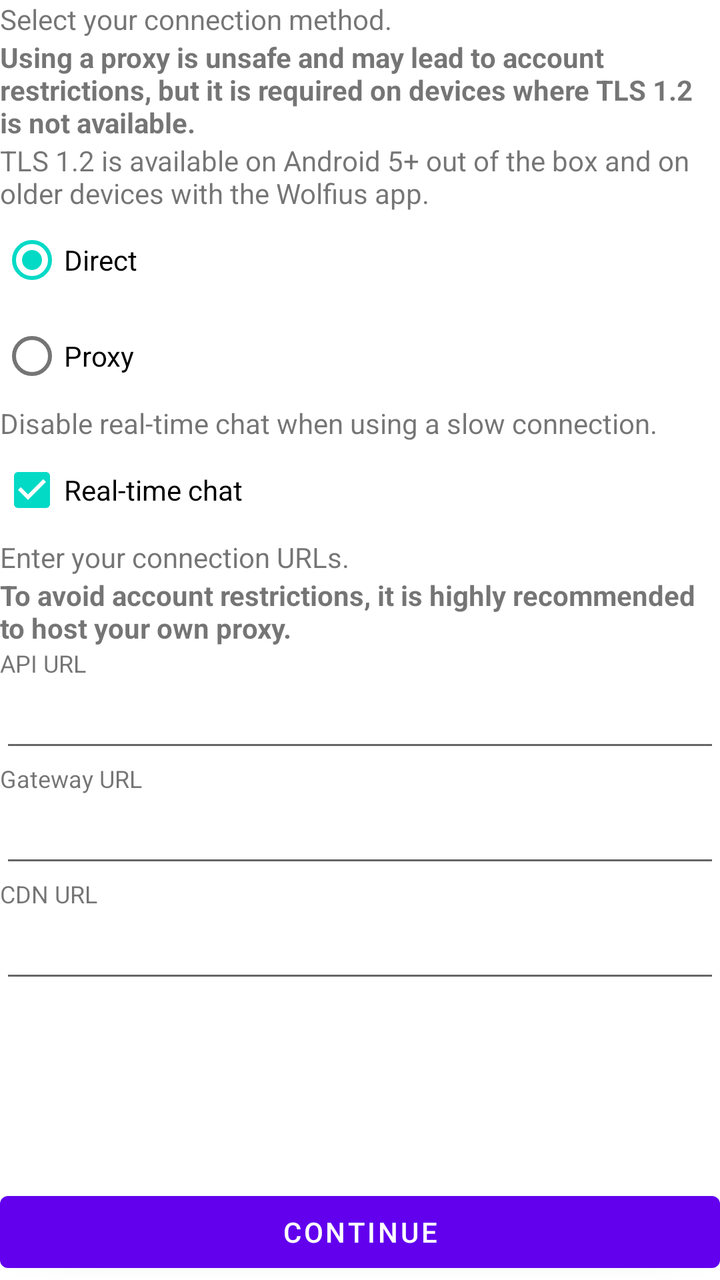
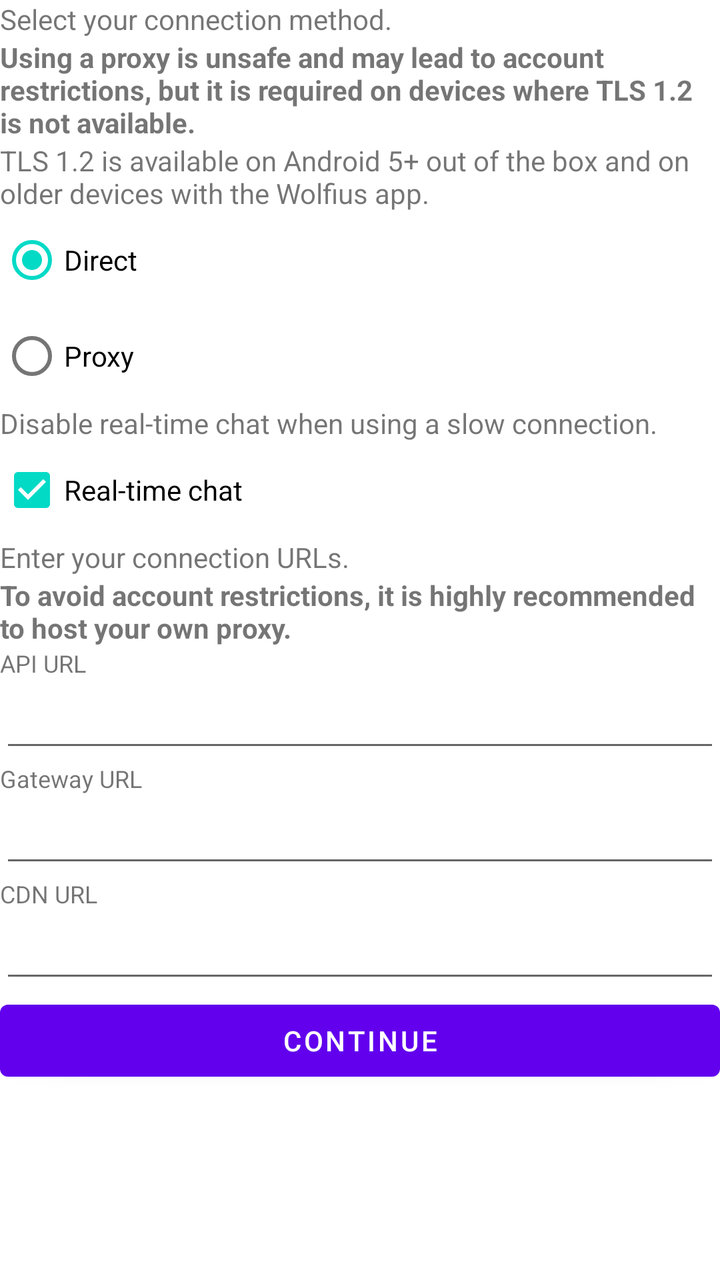

Two renders of the same Android screen: before a commit and after it. Below are the layout's source before the change and the commit's diff.
<!-- AndroidManifest.xml: fallback theme Theme.MaterialComponents.DayNight.NoActionBar -->
<!-- res/layout/connection.xml -->
<?xml version="1.0" encoding="utf-8"?>
<LinearLayout xmlns:android="http://schemas.android.com/apk/res/android"
    android:orientation="vertical" android:layout_width="match_parent"
    android:layout_height="match_parent">

    <TextView
        android:id="@+id/textView5"
        android:layout_width="match_parent"
        android:layout_height="wrap_content"
        android:text="Select your connection method." />

    <TextView
        android:id="@+id/textView7"
        android:layout_width="match_parent"
        android:layout_height="wrap_content"
        android:text="Using a proxy is unsafe and may lead to account restrictions, but it is required on devices where TLS 1.2 is not available."
        android:textStyle="bold" />

    <TextView
        android:id="@+id/textView8"
        android:layout_width="match_parent"
        android:layout_height="wrap_content"
        android:text="TLS 1.2 is available on Android 5+ out of the box and on older devices with the Wolfius app." />

    <RadioGroup
        android:id="@+id/modeSelection"
        android:layout_width="match_parent"
        android:layout_height="wrap_content">

        <RadioButton
            android:id="@+id/directOption"
            android:layout_width="match_parent"
            android:layout_height="wrap_content"
            android:layout_weight="1"
            android:checked="true"
            android:text="Direct" />

        <RadioButton
            android:id="@+id/proxyOption"
            android:layout_width="wrap_content"
            android:layout_height="wrap_content"
            android:layout_weight="1"
            android:text="Proxy" />

    </RadioGroup>

    <TextView
        android:id="@+id/textView4"
        android:layout_width="match_parent"
        android:layout_height="wrap_content"
        android:text="Disable real-time chat when using a slow connection." />

    <CheckBox
        android:id="@+id/gatewayCheckBox"
        android:layout_width="match_parent"
        android:layout_height="wrap_content"
        android:checked="true"
        android:text="Real-time chat" />

    <LinearLayout
        android:id="@+id/proxySettings"
        android:layout_width="match_parent"
        android:layout_height="match_parent"
        android:layout_weight="1"
        android:orientation="vertical">

        <TextView
            android:id="@+id/textView9"
            android:layout_width="match_parent"
            android:layout_height="wrap_content"
            android:text="Enter your connection URLs. " />

        <TextView
            android:id="@+id/textView13"
            android:layout_width="match_parent"
            android:layout_height="wrap_content"
            android:text="To avoid account restrictions, it is highly recommended to host your own proxy."
            android:textStyle="bold" />

        <TextView
            android:id="@+id/textView10"
            android:layout_width="match_parent"
            android:layout_height="wrap_content"
            android:text="API URL"
            android:textSize="12sp" />

        <EditText
            android:id="@+id/apiUrlField"
            android:layout_width="match_parent"
            android:layout_height="wrap_content"
            android:ems="10"
            android:inputType="textAutoComplete|textPersonName" />

        <TextView
            android:id="@+id/textView12"
            android:layout_width="match_parent"
            android:layout_height="wrap_content"
            android:text="Gateway URL"
            android:textSize="12sp" />

        <EditText
            android:id="@+id/gatewayUrlField"
            android:layout_width="match_parent"
            android:layout_height="wrap_content"
            android:ems="10"
            android:inputType="textAutoComplete|textPersonName" />

        <TextView
            android:id="@+id/textView11"
            android:layout_width="match_parent"
            android:layout_height="wrap_content"
            android:text="CDN URL"
            android:textSize="12sp" />

        <EditText
            android:id="@+id/cdnUrlField"
            android:layout_width="match_parent"
            android:layout_height="wrap_content"
            android:ems="10"
            android:inputType="textAutoComplete|textPersonName" />

    </LinearLayout>

    <Button
        android:id="@+id/continueButton"
        android:layout_width="match_parent"
        android:layout_height="wrap_content"
        android:text="Continue" />

</LinearLayout>
<!-- resources referenced by this layout -->
<resources>

</resources>

<!-- the commit's change to res/layout/connection.xml (unified diff, before → after) -->
@@ -1,130 +1,142 @@
 <?xml version="1.0" encoding="utf-8"?>
-<LinearLayout xmlns:android="http://schemas.android.com/apk/res/android"
-    android:orientation="vertical" android:layout_width="match_parent"
-    android:layout_height="match_parent">
+<ScrollView xmlns:android="http://schemas.android.com/apk/res/android"
+    android:layout_width="match_parent"
+    android:layout_height="match_parent"
+    android:orientation="vertical"
+    android:scrollbarAlwaysDrawHorizontalTrack="false"
+    android:scrollbarAlwaysDrawVerticalTrack="false">
 
-    <TextView
-        android:id="@+id/textView5"
-        android:layout_width="match_parent"
-        android:layout_height="wrap_content"
-        android:text="Select your connection method." />
 
-    <TextView
-        android:id="@+id/textView7"
-        android:layout_width="match_parent"
-        android:layout_height="wrap_content"
-        android:text="Using a proxy is unsafe and may lead to account restrictions, but it is required on devices where TLS 1.2 is not available."
-        android:textStyle="bold" />
 
-    <TextView
-        android:id="@+id/textView8"
-        android:layout_width="match_parent"
-        android:layout_height="wrap_content"
-        android:text="TLS 1.2 is available on Android 5+ out of the box and on older devices with the Wolfius app." />
+        <LinearLayout
+            android:layout_width="match_parent"
+            android:layout_height="match_parent"
+            android:orientation="vertical">
 
-    <RadioGroup
-        android:id="@+id/modeSelection"
-        android:layout_width="match_parent"
-        android:layout_height="wrap_content">
-
-        <RadioButton
-            android:id="@+id/directOption"
+        <TextView
+            android:id="@+id/textView5"
             android:layout_width="match_parent"
             android:layout_height="wrap_content"
-            android:layout_weight="1"
-            android:checked="true"
-            android:text="Direct" />
-
-        <RadioButton
-            android:id="@+id/proxyOption"
-            android:layout_width="wrap_content"
-            android:layout_height="wrap_content"
-            android:layout_weight="1"
-            android:text="Proxy" />
-
-    </RadioGroup>
-
-    <TextView
-        android:id="@+id/textView4"
-        android:layout_width="match_parent"
-        android:layout_height="wrap_content"
-        android:text="Disable real-time chat when using a slow connection." />
-
-    <CheckBox
-        android:id="@+id/gatewayCheckBox"
-        android:layout_width="match_parent"
-        android:layout_height="wrap_content"
-        android:checked="true"
-        android:text="Real-time chat" />
-
-    <LinearLayout
-        android:id="@+id/proxySettings"
-        android:layout_width="match_parent"
-        android:layout_height="match_parent"
-        android:layout_weight="1"
-        android:orientation="vertical">
+            android:text="Select your connection method." />
 
         <TextView
-            android:id="@+id/textView9"
+            android:id="@+id/textView7"
             android:layout_width="match_parent"
             android:layout_height="wrap_content"
-            android:text="Enter your connection URLs. " />
-
-        <TextView
-            android:id="@+id/textView13"
-            android:layout_width="match_parent"
-            android:layout_height="wrap_content"
-            android:text="To avoid account restrictions, it is highly recommended to host your own proxy."
+            android:text="Using a proxy is unsafe and may lead to account restrictions, but it is required on devices where TLS 1.2 is not available."
             android:textStyle="bold" />
 
         <TextView
-            android:id="@+id/textView10"
+            android:id="@+id/textView8"
             android:layout_width="match_parent"
             android:layout_height="wrap_content"
-            android:text="API URL"
-            android:textSize="12sp" />
+            android:text="TLS 1.2 is available on Android 5+ out of the box and on older devices with the Wolfius app." />
 
-        <EditText
-            android:id="@+id/apiUrlField"
+        <RadioGroup
+            android:id="@+id/modeSelection"
+            android:layout_width="match_parent"
+            android:layout_height="wrap_content">
+
+            <RadioButton
+                android:id="@+id/directOption"
+                android:layout_width="match_parent"
+                android:layout_height="wrap_content"
+                android:layout_weight="1"
+                android:checked="true"
+                android:text="Direct" />
+
+            <RadioButton
+                android:id="@+id/proxyOption"
+                android:layout_width="wrap_content"
+                android:layout_height="wrap_content"
+                android:layout_weight="1"
+                android:text="Proxy" />
+
+        </RadioGroup>
+
+        <TextView
+            android:id="@+id/textView4"
             android:layout_width="match_parent"
             android:layout_height="wrap_content"
-            android:ems="10"
-            android:inputType="textAutoComplete|textPersonName" />
+            android:text="Disable real-time chat when using a slow connection." />
 
-        <TextView
-            android:id="@+id/textView12"
+        <CheckBox
+            android:id="@+id/gatewayCheckBox"
             android:layout_width="match_parent"
             android:layout_height="wrap_content"
-            android:text="Gateway URL"
-            android:textSize="12sp" />
+            android:checked="true"
+            android:text="Real-time chat" />
 
-        <EditText
-            android:id="@+id/gatewayUrlField"
+        <LinearLayout
+            android:id="@+id/proxySettings"
             android:layout_width="match_parent"
-            android:layout_height="wrap_content"
-            android:ems="10"
-            android:inputType="textAutoComplete|textPersonName" />
+            android:layout_height="match_parent"
+            android:layout_weight="1"
+            android:orientation="vertical">
 
-        <TextView
-            android:id="@+id/textView11"
-            android:layout_width="match_parent"
-            android:layout_height="wrap_content"
-            android:text="CDN URL"
-            android:textSize="12sp" />
+            <TextView
+                android:id="@+id/textView9"
+                android:layout_width="match_parent"
+                android:layout_height="wrap_content"
+                android:text="Enter your connection URLs. " />
 
-        <EditText
-            android:id="@+id/cdnUrlField"
-            android:layout_width="match_parent"
-            android:layout_height="wrap_content"
-            android:ems="10"
-            android:inputType="textAutoComplete|textPersonName" />
+            <TextView
+                android:id="@+id/textView13"
+                android:layout_width="match_parent"
+                android:layout_height="wrap_content"
+                android:text="To avoid account restrictions, it is highly recommended to host your own proxy."
+                android:textStyle="bold" />
+
+            <TextView
+                android:id="@+id/textView10"
+                android:layout_width="match_parent"
+                android:layout_height="wrap_content"
+                android:text="API URL"
+                android:textSize="12sp" />
+
+            <EditText
+                android:id="@+id/apiUrlField"
+                android:layout_width="match_parent"
+                android:layout_height="wrap_content"
+                android:ems="10"
+                android:inputType="textAutoComplete|textPersonName" />
+
+            <TextView
+                android:id="@+id/textView12"
+                android:layout_width="match_parent"
+                android:layout_height="wrap_content"
+                android:text="Gateway URL"
+                android:textSize="12sp" />
+
+            <EditText
+                android:id="@+id/gatewayUrlField"
+                android:layout_width="match_parent"
+                android:layout_height="wrap_content"
+                android:ems="10"
+                android:inputType="textAutoComplete|textPersonName" />
+
+            <TextView
+                android:id="@+id/textView11"
+                android:layout_width="match_parent"
+                android:layout_height="wrap_content"
+                android:text="CDN URL"
+                android:textSize="12sp" />
+
+            <EditText
+                android:id="@+id/cdnUrlField"
+                android:layout_width="match_parent"
+                android:layout_height="wrap_content"
+                android:ems="10"
+                android:inputType="textAutoComplete|textPersonName" />
+
+        </LinearLayout>
+
+            <Button
+                android:id="@+id/continueButton"
+                android:layout_width="match_parent"
+                android:layout_height="wrap_content"
+                android:text="Continue" />
 
     </LinearLayout>
 
-    <Button
-        android:id="@+id/continueButton"
-        android:layout_width="match_parent"
-        android:layout_height="wrap_content"
-        android:text="Continue" />
-
-</LinearLayout>
+</ScrollView>
